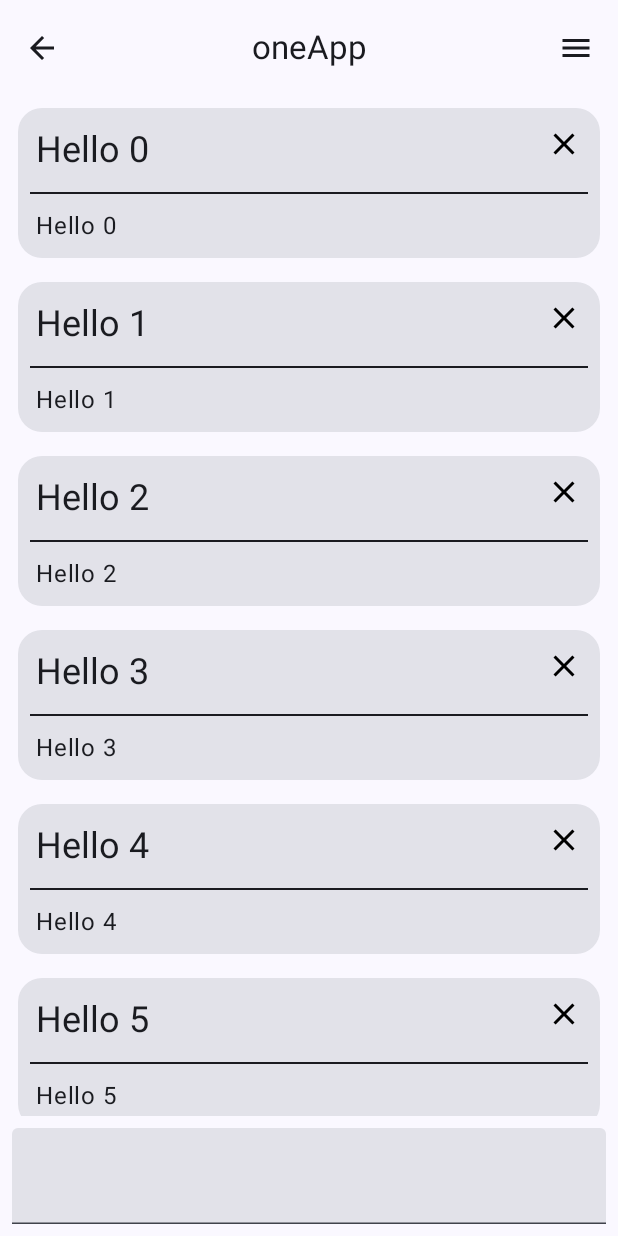
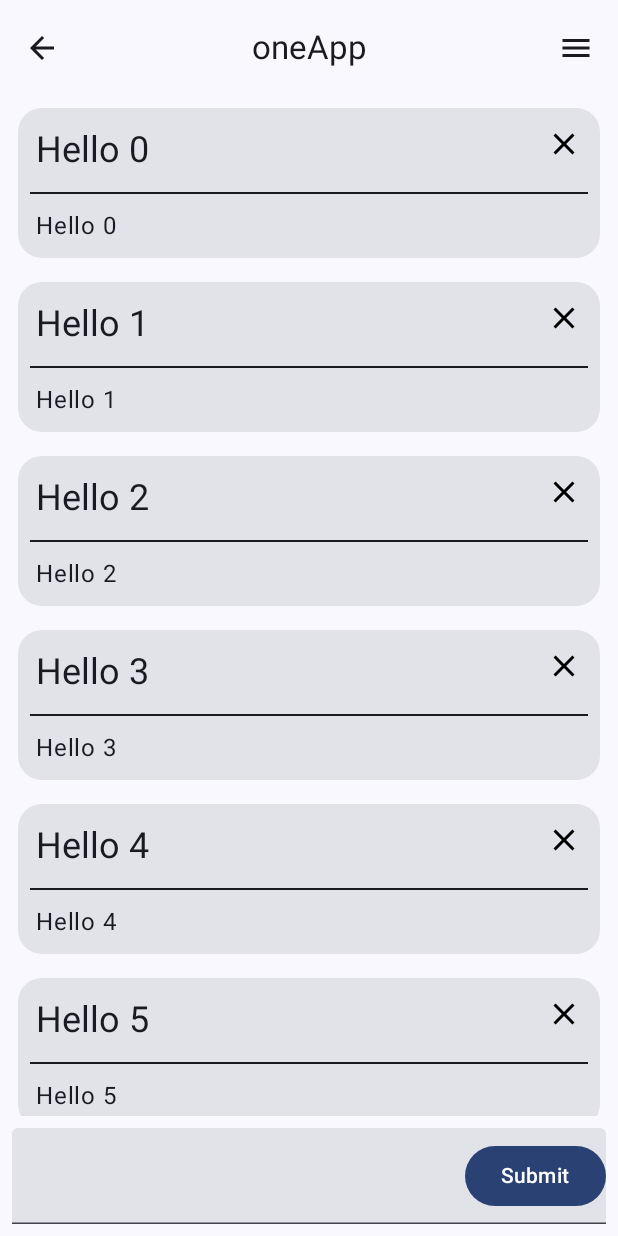
Before and after one commit to re4rk/one-app, an Android app built with Jetpack Compose: the @Preview function GreetingPreview, on a phone screen of 412 x 824 dp. Run offline under Robolectric (Android 15) with nearby library versions, the phone set to English and light mode, and no system bars.

Commit message:
feat: 메모 추가 버튼 추가

```diff
--- a/presentation/src/main/kotlin/com/re4rk/presentation/ui/memo/MemoScreen.kt
+++ b/presentation/src/main/kotlin/com/re4rk/presentation/ui/memo/MemoScreen.kt
@@ -18,6 +18,7 @@ import androidx.compose.material.icons.Icons
 import androidx.compose.material.icons.filled.ArrowBack
 import androidx.compose.material.icons.filled.Close
 import androidx.compose.material.icons.filled.Menu
+import androidx.compose.material3.Button
 import androidx.compose.material3.Card
 import androidx.compose.material3.Divider
 import androidx.compose.material3.ExperimentalMaterial3Api
@@ -30,6 +31,7 @@ import androidx.compose.runtime.Composable
 import androidx.compose.runtime.getValue
 import androidx.compose.runtime.mutableStateOf
 import androidx.compose.runtime.remember
+import androidx.compose.ui.Alignment
 import androidx.compose.ui.Modifier
 import androidx.compose.ui.text.style.TextOverflow
 import androidx.compose.ui.tooling.preview.Preview
@@ -98,6 +100,13 @@ private fun Screen(
                             onSubmit(it)
                         },
                     )
+
+                    Button(
+                        onClick = { onSubmit(text.value) },
+                        modifier = Modifier.align(Alignment.CenterEnd),
+                    ) {
+                        Text(text = "Submit")
+                    }
                 }
             },
         ) { innerPadding ->
@@ -125,8 +134,8 @@ private fun Screen(
 @OptIn(ExperimentalMaterial3Api::class)
 @Composable
 private fun MemoCard(
+    modifier: Modifier = Modifier,
     onClick: () -> Unit = { },
-    modifier: Modifier = Modifier,
     memo: Memo,
     onDelete: (Int) -> Unit = { },
 ) {
```
